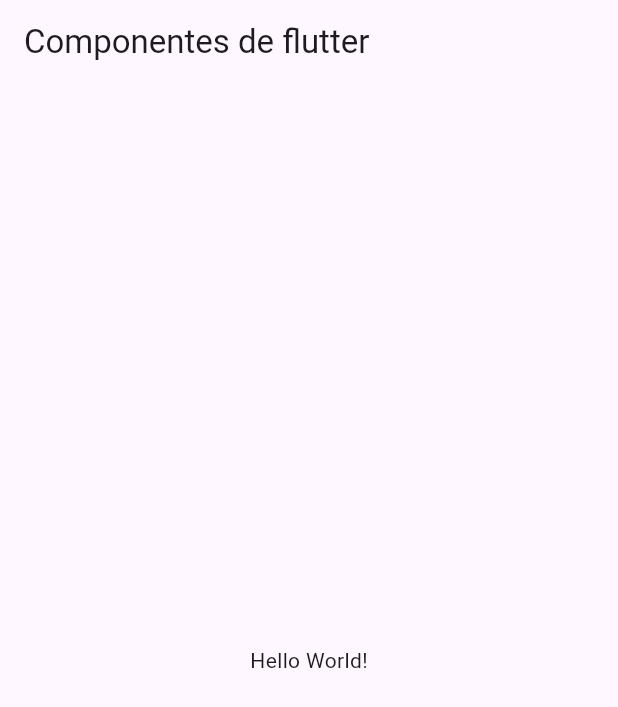
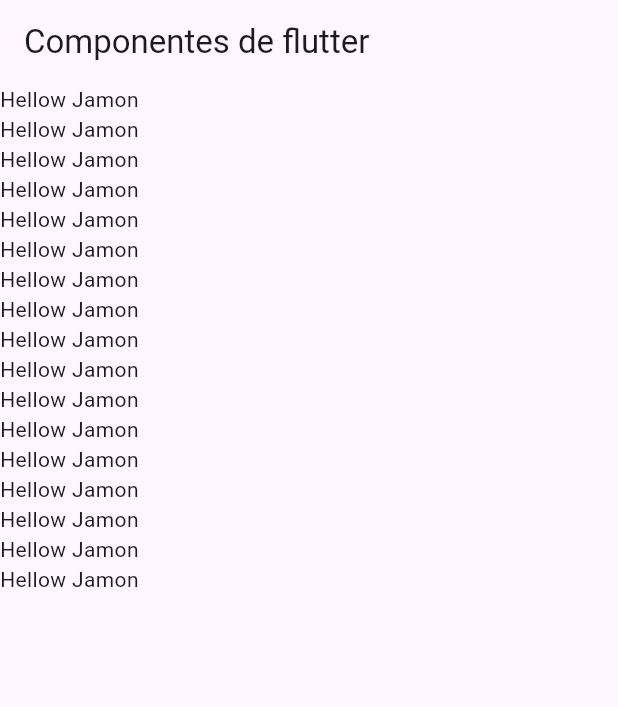
Before and after one commit to SpideryBook7/Componentes_flutter, a Flutter app: the screen it shows after launch, on a phone screen of 412 x 824 dp. Shown: the top 707 px of the screen. Run offline on Flutter 3.47's test engine with Material 3 defaults, Android fonts, the phone set to English and light mode, and no system bars.

Commit message:
Adding The ListView

```diff
--- a/lib/home_screen.dart
+++ b/lib/home_screen.dart
@@ -7,11 +7,27 @@ class HomeScreen extends StatelessWidget {
   Widget build(BuildContext context) {
     return Scaffold(
       appBar: AppBar(
-        title:const Text('Componentes de flutter'),
+        title: const Text('Componentes de flutter'),
       ),
-      body: const Center(
-        child: Text('Hello World!'),
-      ),
+      body: ListView(children: const [
+        Text('Hellow Jamon'),
+        Text('Hellow Jamon'),
+        Text('Hellow Jamon'),
+        Text('Hellow Jamon'),
+        Text('Hellow Jamon'),
+        Text('Hellow Jamon'),
+        Text('Hellow Jamon'),
+        Text('Hellow Jamon'),
+        Text('Hellow Jamon'),
+        Text('Hellow Jamon'),
+        Text('Hellow Jamon'),
+        Text('Hellow Jamon'),
+        Text('Hellow Jamon'),
+        Text('Hellow Jamon'),
+        Text('Hellow Jamon'),
+        Text('Hellow Jamon'),
+        Text('Hellow Jamon'),
+      ]),
     );
   }
 }
--- a/lib/main_app.dart
+++ b/lib/main_app.dart
@@ -6,6 +6,9 @@ class MainApp extends StatelessWidget {
 
   @override
   Widget build(BuildContext context) {
-    return const MaterialApp(home: HomeScreen());
+    return const MaterialApp(
+      debugShowCheckedModeBanner: false,
+      home: HomeScreen(),
+    );
   }
 }
```
